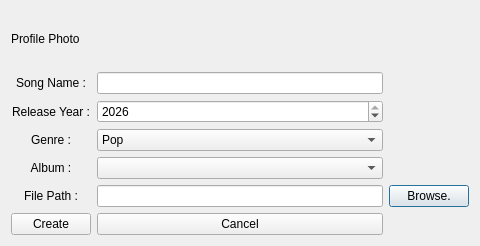
Above: createsongwindow.ui from ghazaleh-nahayatf/Spotify-Project before the change. Below: the same form after it.
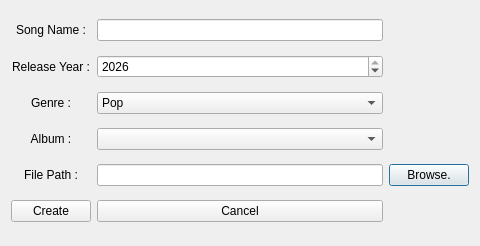
That is the form after the change.

Patch:
```diff
--- a/createsongwindow.ui
+++ b/createsongwindow.ui
@@ -17,17 +17,48 @@
    <enum>Qt::LayoutDirection::LeftToRight</enum>
   </property>
   <layout class="QGridLayout" name="gridLayout">
-   <item row="1" column="2">
+   <item row="0" column="2">
     <widget class="QLineEdit" name="songNameLineEdit"/>
    </item>
-   <item row="9" column="3">
-    <widget class="QPushButton" name="browsPhotoButton">
+   <item row="8" column="3">
+    <widget class="QPushButton" name="browseButton">
      <property name="text">
       <string>Browse.</string>
      </property>
     </widget>
    </item>
-   <item row="9" column="0">
+   <item row="15" column="2">
+    <widget class="QPushButton" name="cancelButton">
+     <property name="text">
+      <string>Cancel</string>
+     </property>
+    </widget>
+   </item>
+   <item row="0" column="0">
+    <widget class="QLabel" name="label">
+     <property name="text">
+      <string>Song Name :</string>
+     </property>
+     <property name="alignment">
+      <set>Qt::AlignmentFlag::AlignCenter</set>
+     </property>
+    </widget>
+   </item>
+   <item row="15" column="0">
+    <widget class="QPushButton" name="createButton">
+     <property name="text">
+      <string>Create</string>
+     </property>
+    </widget>
+   </item>
+   <item row="8" column="2">
+    <widget class="QLineEdit" name="filePathLineEdit">
+     <property name="readOnly">
+      <bool>true</bool>
+     </property>
+    </widget>
+   </item>
+   <item row="8" column="0">
     <widget class="QLabel" name="label_5">
      <property name="text">
       <string>File Path :</string>
@@ -37,7 +68,27 @@
      </property>
     </widget>
    </item>
-   <item row="2" column="2">
+   <item row="1" column="0">
+    <widget class="QLabel" name="label_2">
+     <property name="text">
+      <string>Release Year :</string>
+     </property>
+     <property name="alignment">
+      <set>Qt::AlignmentFlag::AlignCenter</set>
+     </property>
+    </widget>
+   </item>
+   <item row="2" column="0">
+    <widget class="QLabel" name="label_3">
+     <property name="text">
+      <string>Genre :</string>
+     </property>
+     <property name="alignment">
+      <set>Qt::AlignmentFlag::AlignCenter</set>
+     </property>
+    </widget>
+   </item>
+   <item row="1" column="2">
     <widget class="QSpinBox" name="releaseYearSpinBox">
      <property name="minimum">
       <number>1900</number>
@@ -50,71 +101,10 @@
      </property>
     </widget>
    </item>
-   <item row="9" column="2">
-    <widget class="QLineEdit" name="filePathLineEdit">
-     <property name="readOnly">
-      <bool>true</bool>
-     </property>
-    </widget>
-   </item>
-   <item row="16" column="0">
-    <widget class="QPushButton" name="createButton">
-     <property name="text">
-      <string>Create</string>
-     </property>
-    </widget>
-   </item>
-   <item row="5" column="2">
+   <item row="4" column="2">
     <widget class="QComboBox" name="albumComboBox"/>
    </item>
-   <item row="3" column="0">
-    <widget class="QLabel" name="label_3">
-     <property name="text">
-      <string>Genre :</string>
-     </property>
-     <property name="alignment">
-      <set>Qt::AlignmentFlag::AlignCenter</set>
-     </property>
-    </widget>
-   </item>
-   <item row="16" column="2">
-    <widget class="QPushButton" name="cancelButton">
-     <property name="text">
-      <string>Cancel</string>
-     </property>
-    </widget>
-   </item>
-   <item row="1" column="0">
-    <widget class="QLabel" name="label">
-     <property name="text">
-      <string>Song Name :</string>
-     </property>
-     <property name="alignment">
-      <set>Qt::AlignmentFlag::AlignCenter</set>
-     </property>
-    </widget>
-   </item>
-   <item row="5" column="0">
-    <widget class="QLabel" name="label_4">
-     <property name="text">
-      <string>Album :</string>
-     </property>
-     <property name="alignment">
-      <set>Qt::AlignmentFlag::AlignCenter</set>
-     </property>
-    </widget>
-   </item>
-   <item row="2" column="0">
-    <widget class="QLabel" name="label_2">
-     <property name="text">
-      <string>Release Year :</string>
-     </property>
-     <property name="alignment">
-      <set>Qt::AlignmentFlag::AlignCenter</set>
-     </property>
-    </widget>
-   </item>
-   <item row="3" column="2">
+   <item row="2" column="2">
     <widget class="QComboBox" name="genreComboBox">
      <item>
       <property name="text">
@@ -153,10 +143,13 @@
      </item>
     </widget>
    </item>
-   <item row="0" column="0">
-    <widget class="QLabel" name="photoLabel">
+   <item row="4" column="0">
+    <widget class="QLabel" name="label_4">
      <property name="text">
-      <string>Profile Photo</string>
+      <string>Album :</string>
+     </property>
+     <property name="alignment">
+      <set>Qt::AlignmentFlag::AlignCenter</set>
      </property>
     </widget>
    </item>
```
